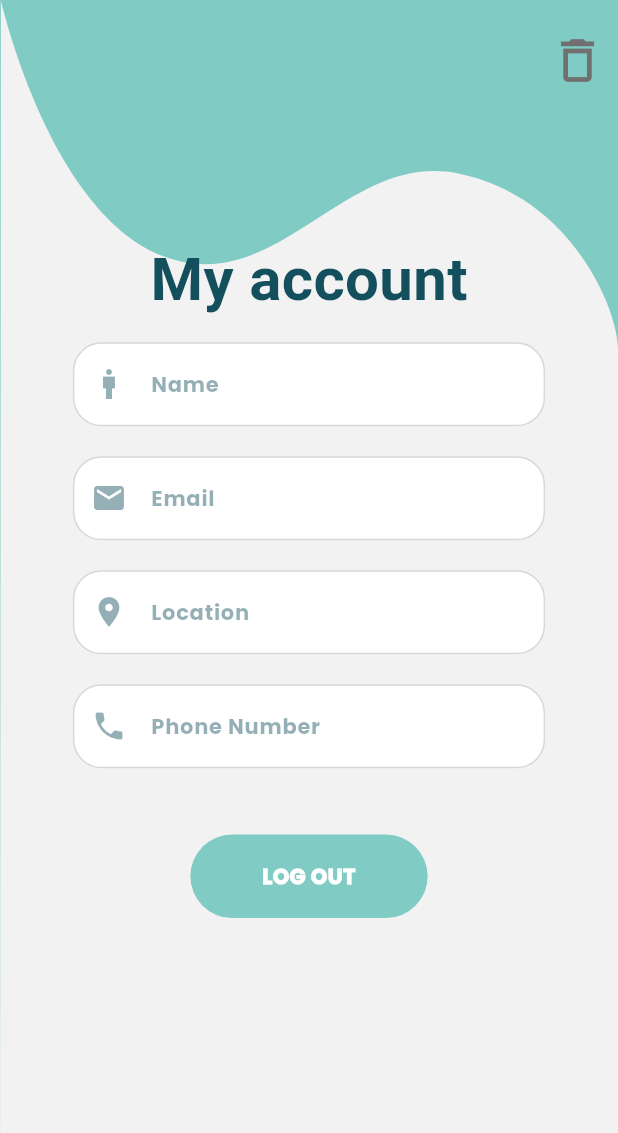
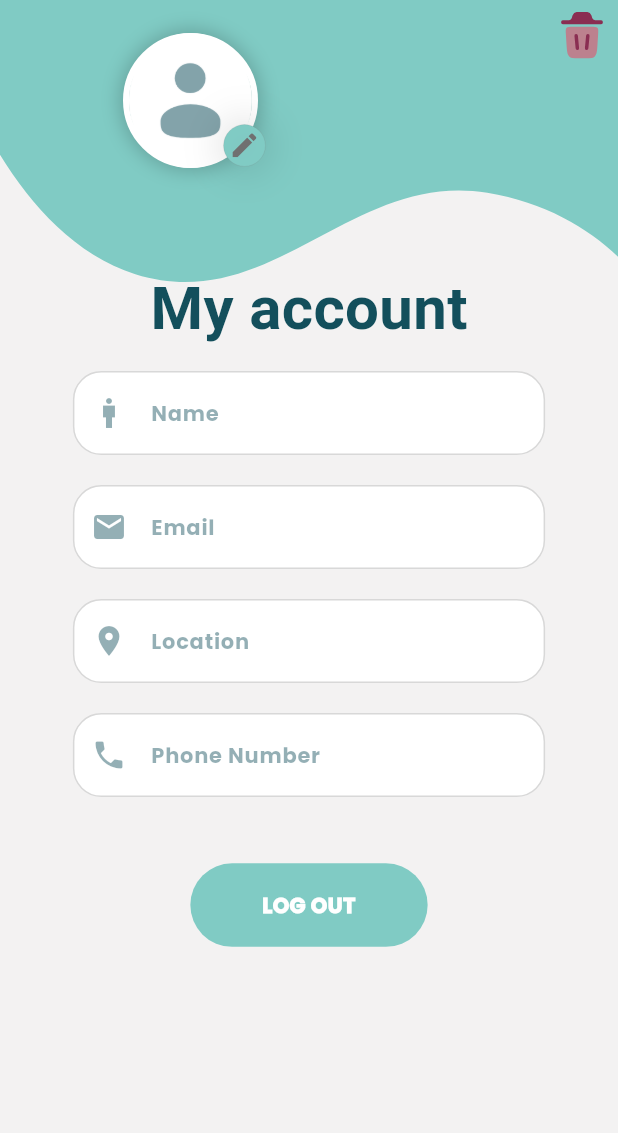
Before and after one commit to soo20/1-pet-App, a Flutter app: the Account screen opened directly, on a phone screen of 412 x 824 dp. Shown: the top 1133 px of the screen. Run offline on Flutter 3.47's test engine with Material 3 defaults, Android fonts, the phone set to English and light mode, and no system bars; our stand-ins replace dots_indicator, flutter_svg, font_awesome_flutter, get; project files that could hold a hidden picture were left out.

Commit message:
.............

```diff
--- a/lib/pages/page2/acount.dart
+++ b/lib/pages/page2/acount.dart
@@ -25,17 +25,18 @@ class Account extends StatelessWidget {
         //iconTheme: IconThemeData.fallback(),
         forceMaterialTransparency: true,
         toolbarOpacity: 1,
-        toolbarHeight: 80,
+        toolbarHeight: 47,
         actions: [
           IconButton(
-              icon: const Icon(Icons.delete_outline),
+              icon: SvgPicture.asset('assets/icons/trash.svg'
+              ,width: 30,height: 40,),
               onPressed: () {},
                 // Add your search action here
                 ), ],
               iconTheme:const  IconThemeData(
 
             color: Color(0xff707070), // Set the color of the icons
-            size: 38.0,
+            size: 50.0,
 
                   // Set the size of the icons
           ),
@@ -46,15 +47,86 @@ class Account extends StatelessWidget {
       extendBodyBehindAppBar: true,
       body: Stack(
         children: [
+
           Positioned(
-            top: 40,
-            right: SizeConfig.defaultSize! / 0.1,
-            width: 00,
-            child: AspectRatio(
+            top: -25,
+            right: 110,
+            width: 300,
+            child:
+            AspectRatio(
               aspectRatio: aspectRatio,
-              child: Image.asset(
-                'assets/image/Group286.png',
-                fit: BoxFit.contain,
+              child: Container(
+                padding: const EdgeInsets.only(left: 50,bottom: 00
+                ,right: 100,top: 0),
+                child: GestureDetector(
+                  onTap: () {
+                    FocusScope.of(context).unfocus();
+                  },
+                  child: ListView(children: [
+                    Stack(
+                      children: [
+                      Container(
+                        width: 200,
+                        height: 90,
+                        decoration: BoxDecoration(
+                          border: Border.all(width: 4,color:Colors.white ),
+                          boxShadow: [
+                            BoxShadow(
+                              spreadRadius: 2,
+                              blurRadius: 10,
+                              color: Colors.black.withOpacity(0.2)
+
+                            )
+                          ],
+                          shape: BoxShape.circle,
+                          image: const DecorationImage
+                          (fit: BoxFit.contain,
+                            image: AssetImage('assets/image/Group998.png')
+                             )
+                        ),
+
+                        ),
+                        Positioned(
+                          bottom: 0,
+                          right: 25,
+                          child: Container(
+                            height: 30,
+                            width: 28,
+                            decoration: BoxDecoration(
+                              boxShadow: [
+                            BoxShadow(
+                              spreadRadius: 5,
+                              blurRadius: 20,
+                              color: Colors.black.withOpacity(0.1)
+
+                            )
+                          ],
+                              shape: BoxShape.circle,
+                              border: Border.all(
+                                width: 0.1,
+                                color: const Color(0xff707070),
+                              ),
+                              color: const Color(0xff80CBC4),
+
+                            ),
+                            child: Icon(
+                              Icons.edit,
+                              size: 21,
+                              color: const Color(0xff707070),
+                              shadows: [
+                            BoxShadow(
+                              spreadRadius: 15,
+                              blurRadius: 20,
+                              color: Colors.grey.withOpacity(0.1)
+
+                            )
+                          ],
+                            ),
+                          ))
+
+                      ],),
+                    ],),
+                  ),
                 ),
             ),
           ),
@@ -64,8 +136,10 @@ class Account extends StatelessWidget {
               child: content(),
             ),
           ),
+
         ],
       ),
+
     );
   }
 
@@ -81,18 +155,21 @@ class Account extends StatelessWidget {
         backgroundColor: Colors.transparent,
         body: Stack(
           children: [
-            SvgPicture.string(
+            Padding(
+            padding: const EdgeInsets.fromLTRB(00.0, 15.0, 0.0, 00.0),
+              child: SvgPicture.string(
                 '<svg viewBox="0.0 0.0 1080.0 1776.0" ><path transform="translate(0.0, 201.96)" d="M 285.8271484375 166.3972778320312 C 85.981689453125 104.1020584106445 1.4736328125 -201.95654296875 1.4736328125 -201.95654296875 L 0 1574.04345703125 L 1080 1574.04345703125 L 1080 298.3213500976562 C 1080 243.4685974121094 999.398681640625 80.20536041259766 800.85546875 47.22433471679688 C 602.312255859375 14.24331855773926 485.672607421875 228.6924743652344 285.8271484375 166.3972778320312 Z" fill="#f3f2f2" stroke="none" stroke-width="1" stroke-miterlimit="4" stroke-linecap="round" /></svg>',
                 allowDrawingOutsideViewBox: false,
-              fit: BoxFit.fill,
+                fit: BoxFit.cover,
                 excludeFromSemantics: true,
                 clipBehavior: Clip.none,
                 matchTextDirection: false,
               ),
+            ),
             SingleChildScrollView(
               child: Container(
                 padding: EdgeInsets.only(
-                    top: screenHeight * 0.085,
+                    top: screenHeight * 0.095,
                     right: screenWidth * 0.045,
                     left: screenWidth * 0.045),
                 child: Column(
--- a/pubspec.yaml
+++ b/pubspec.yaml
@@ -67,6 +67,8 @@ flutter:
     - assets/image/Group841.png
     - assets/image/Group1021.png
     - assets/image/login.png
+    - assets/image/Group998.png
+    - assets/image/Round.png
 
 
     - assets/icons/Group312.svg
@@ -81,6 +83,7 @@ flutter:
     - assets/icons/cat_button.svg
     - assets/icons/Component1314.svg
     - assets/icons/ic_arrow_back.svg
+    - assets/icons/trash.svg
 
 
 
```
Also changed, not shown: assets/icons/trash.svg (added), assets/image/Group998.png (added), assets/image/Round.png (added). Lines whose indentation alone changed are shown as unchanged.
